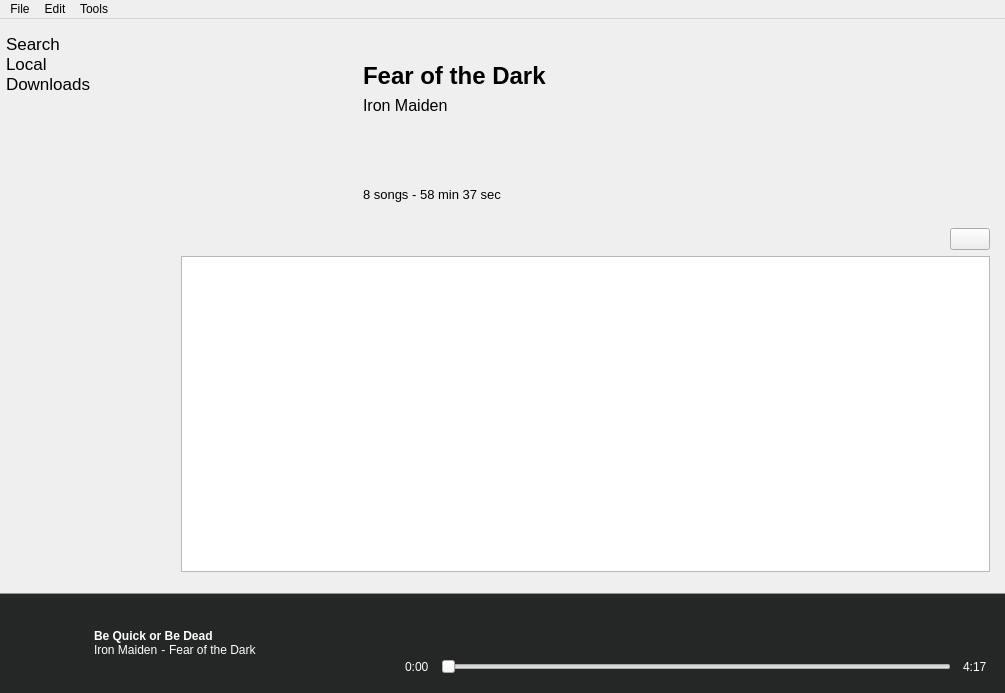
Above: res/ui/mainwindow.ui from Docheinstein/music-dragon before the change. Below: the same form after it.
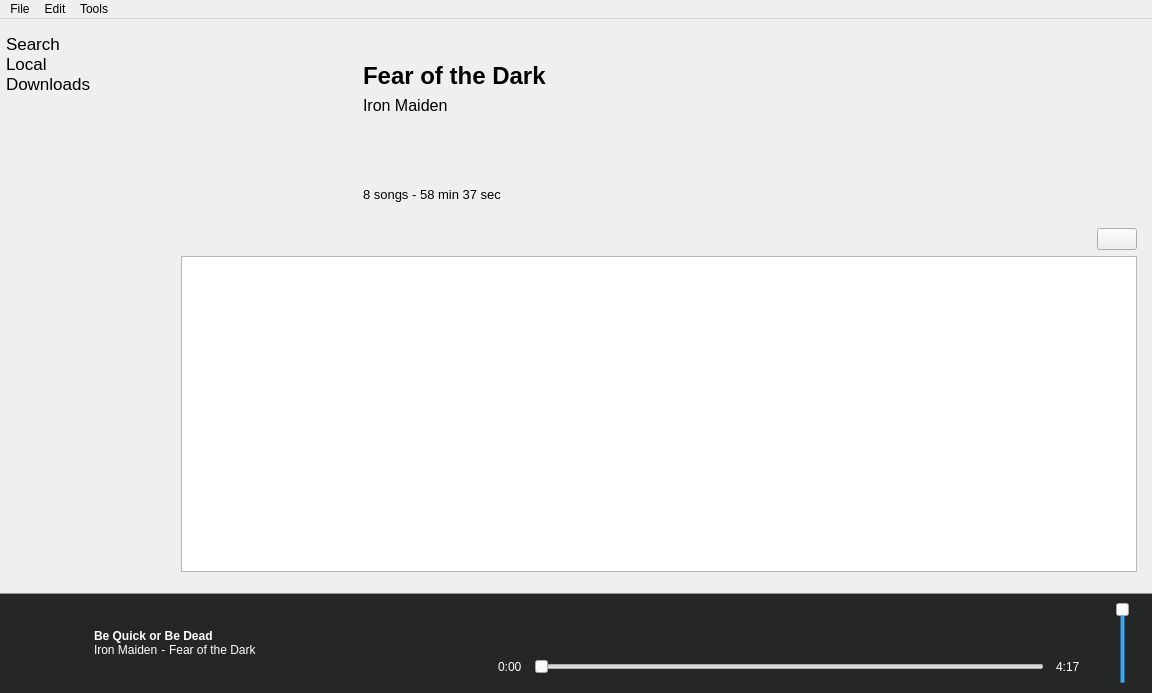
That is the form after the change. Icons and pictures are not drawn. Custom widgets are drawn as their Qt base class.

Commit message: Implement volume bar

The edit to the form file:
```diff
--- a/res/ui/mainwindow.ui
+++ b/res/ui/mainwindow.ui
@@ -6,7 +6,7 @@
    <rect>
     <x>0</x>
     <y>0</y>
-    <width>1005</width>
+    <width>1152</width>
     <height>693</height>
    </rect>
   </property>
@@ -1575,7 +1575,7 @@
           <enum>Qt::Horizontal</enum>
          </property>
          <property name="sizeType">
-          <enum>QSizePolicy::Maximum</enum>
+          <enum>QSizePolicy::Minimum</enum>
          </property>
          <property name="sizeHint" stdset="0">
           <size>
@@ -1785,6 +1785,81 @@
          </layout>
         </widget>
        </item>
+       <item>
+        <spacer name="horizontalSpacer_14">
+         <property name="orientation">
+          <enum>Qt::Horizontal</enum>
+         </property>
+         <property name="sizeType">
+          <enum>QSizePolicy::Maximum</enum>
+         </property>
+         <property name="sizeHint" stdset="0">
+          <size>
+           <width>20</width>
+           <height>20</height>
+          </size>
+         </property>
+        </spacer>
+       </item>
+       <item>
+        <widget class="QWidget" name="playVolumeContainer" native="true">
+         <property name="sizePolicy">
+          <sizepolicy hsizetype="Fixed" vsizetype="Preferred">
+           <horstretch>0</horstretch>
+           <verstretch>0</verstretch>
+          </sizepolicy>
+         </property>
+         <layout class="QHBoxLayout" name="horizontalLayout_24">
+          <property name="spacing">
+           <number>6</number>
+          </property>
+          <property name="leftMargin">
+           <number>0</number>
+          </property>
+          <property name="topMargin">
+           <number>0</number>
+          </property>
+          <property name="rightMargin">
+           <number>0</number>
+          </property>
+          <property name="bottomMargin">
+           <number>0</number>
+          </property>
+          <item>
+           <widget class="ClickSlider" name="playVolume">
+            <property name="maximum">
+             <number>100</number>
+            </property>
+            <property name="sliderPosition">
+             <number>100</number>
+            </property>
+            <property name="orientation">
+             <enum>Qt::Vertical</enum>
+            </property>
+           </widget>
+          </item>
+          <item>
+           <widget class="QLabel" name="label">
+            <property name="maximumSize">
+             <size>
+              <width>24</width>
+              <height>24</height>
+             </size>
+            </property>
+            <property name="text">
+             <string/>
+            </property>
+            <property name="pixmap">
+             <pixmap resource="../res.qrc">:/images/volume.png</pixmap>
+            </property>
+            <property name="scaledContents">
+             <bool>true</bool>
+            </property>
+           </widget>
+          </item>
+         </layout>
+        </widget>
+       </item>
       </layout>
      </widget>
     </item>
@@ -1795,7 +1870,7 @@
     <rect>
      <x>0</x>
      <y>0</y>
-     <width>1005</width>
+     <width>1152</width>
      <height>34</height>
     </rect>
    </property>
```
The commit also changes 8 other files.
